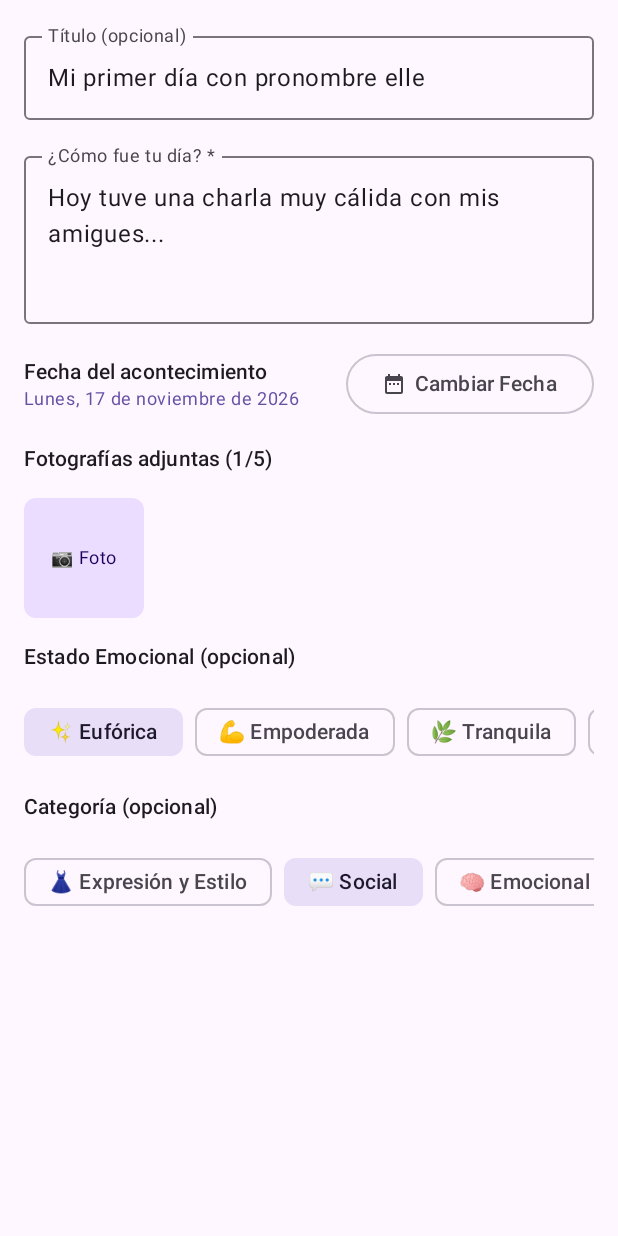
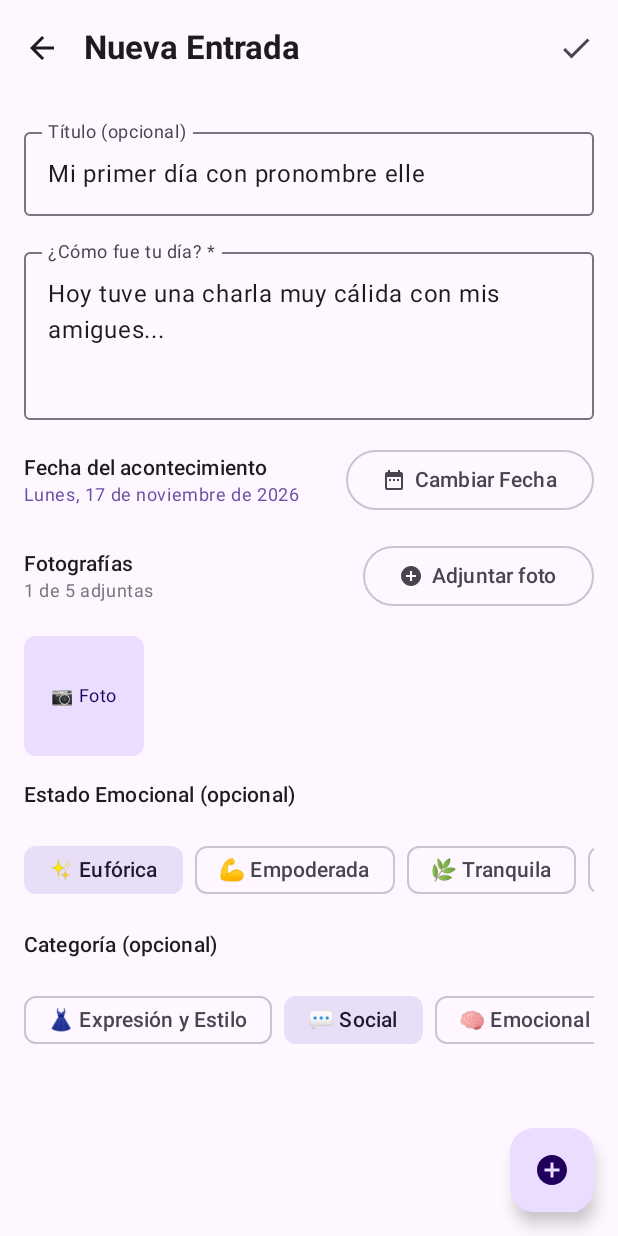
Before and after one commit to PabloQuiroga/transition_journal, an Android app built with Jetpack Compose: the @Preview function EntryEditorScreenPreview, on a phone screen of 412 x 824 dp. Run offline under Robolectric (Android 15) with nearby library versions, the phone set to English and light mode, and no system bars.

Commit message:
feat(ui): add explicit 'Adjuntar foto' button in EntryEditorScreen form for better discoverability

```diff
--- a/app/src/main/java/com/refugio/journal/ui/editor/EntryEditorScreen.kt
+++ b/app/src/main/java/com/refugio/journal/ui/editor/EntryEditorScreen.kt
@@ -180,9 +180,35 @@ fun EntryEditorScreen(
                 }
             }
 
-            // Photos Carousel
+            // Photos Section (Always visible button + carousel)
+            Row(
+                modifier = Modifier.fillMaxWidth(),
+                horizontalArrangement = Arrangement.SpaceBetween,
+                verticalAlignment = Alignment.CenterVertically
+            ) {
+                Column {
+                    Text(text = "Fotografías", style = MaterialTheme.typography.titleSmall)
+                    Text(
+                        text = "${uiState.photos.size} de 5 adjuntas",
+                        style = MaterialTheme.typography.bodySmall,
+                        color = MaterialTheme.colorScheme.outline
+                    )
+                }
+                OutlinedButton(
+                    onClick = {
+                        photoPickerLauncher.launch(
+                            PickVisualMediaRequest(ActivityResultContracts.PickVisualMedia.ImageOnly)
+                        )
+                    },
+                    enabled = uiState.photos.size < 5
+                ) {
+                    Icon(imageVector = Icons.Default.AddCircle, contentDescription = null, modifier = Modifier.size(16.dp))
+                    Spacer(modifier = Modifier.width(6.dp))
+                    Text("Adjuntar foto")
+                }
+            }
+
             if (uiState.photos.isNotEmpty()) {
-                Text(text = "Fotografías adjuntas (${uiState.photos.size}/5)", style = MaterialTheme.typography.titleSmall)
                 LazyRow(horizontalArrangement = Arrangement.spacedBy(8.dp)) {
                     items(uiState.photos, key = { it.fileName }) { photo ->
                         val photoFile = File(context.filesDir, "private_photos/${photo.fileName}")
@@ -327,14 +353,37 @@ private fun getCategoryDisplayName(category: Category?): String {
 // Previews
 // ---------------------------------------------------------------------------
 
-@Preview(name = "Entry Editor Screen Preview", showBackground = true)
+@OptIn(ExperimentalMaterial3Api::class)
+@Preview(name = "Entry Editor Screen with TopBar", showBackground = true)
 @Composable
 private fun EntryEditorScreenPreview() {
     MaterialTheme {
-        Surface {
+        Scaffold(
+            topBar = {
+                TopAppBar(
+                    title = { Text(text = "Nueva Entrada", fontWeight = FontWeight.Bold) },
+                    navigationIcon = {
+                        IconButton(onClick = {}) {
+                            Icon(imageVector = Icons.AutoMirrored.Filled.ArrowBack, contentDescription = "Volver")
+                        }
+                    },
+                    actions = {
+                        IconButton(onClick = {}) {
+                            Icon(imageVector = Icons.Default.Check, contentDescription = "Guardar")
+                        }
+                    }
+                )
+            },
+            floatingActionButton = {
+                FloatingActionButton(onClick = {}) {
+                    Icon(imageVector = Icons.Default.AddCircle, contentDescription = "Adjuntar foto")
+                }
+            }
+        ) { paddingValues ->
             Column(
                 modifier = Modifier
                     .fillMaxSize()
+                    .padding(paddingValues)
                     .verticalScroll(rememberScrollState())
                     .padding(16.dp),
                 verticalArrangement = Arrangement.spacedBy(16.dp)
@@ -377,8 +426,28 @@ private fun EntryEditorScreenPreview() {
                     }
                 }
 
+                // Photos Section Button
+                Row(
+                    modifier = Modifier.fillMaxWidth(),
+                    horizontalArrangement = Arrangement.SpaceBetween,
+                    verticalAlignment = Alignment.CenterVertically
+                ) {
+                    Column {
+                        Text(text = "Fotografías", style = MaterialTheme.typography.titleSmall)
+                        Text(
+                            text = "1 de 5 adjuntas",
+                            style = MaterialTheme.typography.bodySmall,
+                            color = MaterialTheme.colorScheme.outline
+                        )
+                    }
+                    OutlinedButton(onClick = {}) {
+                        Icon(imageVector = Icons.Default.AddCircle, contentDescription = null, modifier = Modifier.size(16.dp))
+                        Spacer(modifier = Modifier.width(6.dp))
+                        Text("Adjuntar foto")
+                    }
+                }
+
                 // Photos Carousel
-                Text(text = "Fotografías adjuntas (1/5)", style = MaterialTheme.typography.titleSmall)
                 LazyRow(horizontalArrangement = Arrangement.spacedBy(8.dp)) {
                     item {
                         Box(modifier = Modifier.size(80.dp)) {
```
